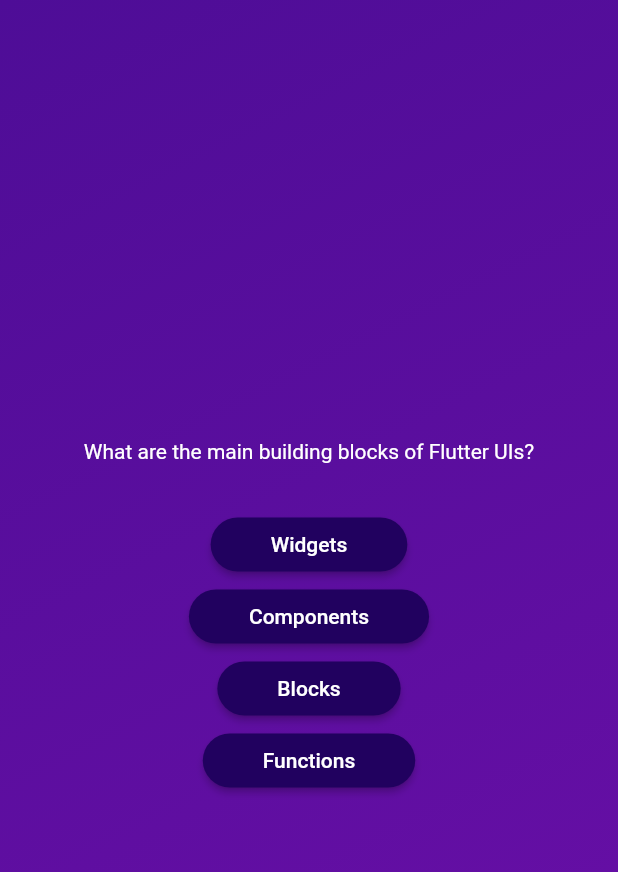
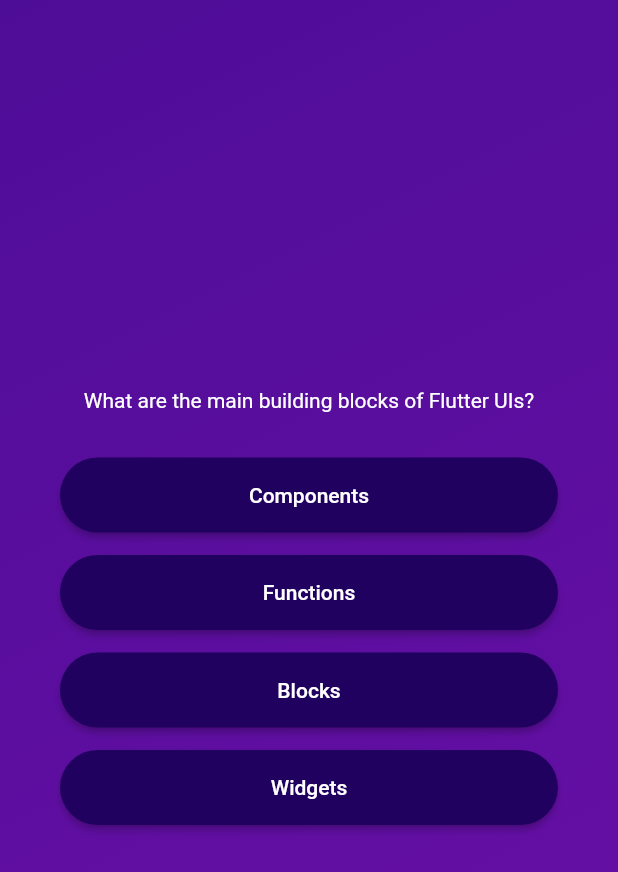
Before and after one commit to lLeoNeedl/quiz_app, a Flutter app: the screen it shows after launch, after a tap on "Start Quiz", on a phone screen of 412 x 824 dp. Shown: the top 872 px of the screen. Run offline on Flutter 3.47's test engine with Material 2 defaults, Android fonts, the phone set to English and light mode, and no system bars.

```diff
--- a/lib/answer_button.dart
+++ b/lib/answer_button.dart
@@ -12,9 +12,12 @@ class AnswerButton extends StatelessWidget {
 
   @override
   Widget build(BuildContext context) {
-    return ElevatedButton(
+    return Container(
+      margin: const EdgeInsets.only(bottom: 15),
+      child: ElevatedButton(
         onPressed: onTap,
         style: ElevatedButton.styleFrom(
+          minimumSize: const Size(double.infinity, 50),
           backgroundColor: const Color.fromARGB(255, 33, 1, 95),
           foregroundColor: Colors.white,
           shape: RoundedRectangleBorder(
@@ -25,7 +28,11 @@ class AnswerButton extends StatelessWidget {
             horizontal: 40,
           ),
         ),
-      child: Text(answerText),
+        child: Text(
+          answerText,
+          textAlign: TextAlign.center,
+        ),
+      ),
     );
   }
 }
--- a/lib/models/quiz_question.dart
+++ b/lib/models/quiz_question.dart
@@ -1,6 +1,12 @@
 class QuizQuestion {
+  const QuizQuestion(this.text, this.answers);
+
   final String text;
   final List<String> answers;
 
-  const QuizQuestion(this.text, this.answers);
+  List<String> getShuffledAnswers() {
+    final shuffledList = List.of(answers);
+    shuffledList.shuffle();
+    return shuffledList;
+  }
 }
--- a/lib/questions_screen.dart
+++ b/lib/questions_screen.dart
@@ -13,26 +13,42 @@ class QuestionsScreen extends StatefulWidget {
 }
 
 class _QuestionsScreenState extends State<QuestionsScreen> {
+  var currentQuestionIndex = 0;
+
+  void answerQuestion() {
+    setState(() {
+      currentQuestionIndex++;
+    });
+  }
+
   @override
   Widget build(BuildContext context) {
-    final currentQuestion = questions[0];
+    final currentQuestion = questions[currentQuestionIndex];
 
     return SizedBox(
       width: double.infinity,
+      child: Container(
+        margin: const EdgeInsets.all(40),
         child: Column(
+          crossAxisAlignment: CrossAxisAlignment.stretch,
           mainAxisAlignment: MainAxisAlignment.center,
           children: [
             Text(
+              textAlign: TextAlign.center,
               currentQuestion.text,
               style: const TextStyle(
                 color: Colors.white,
               ),
             ),
             const SizedBox(height: 30),
-          ...currentQuestion.answers.map(
-            (answer) => AnswerButton(answerText: answer, onTap: () {}),
+            ...currentQuestion.getShuffledAnswers().map(
+                  (answer) => AnswerButton(
+                    answerText: answer,
+                    onTap: answerQuestion,
+                  ),
                 ),
           ],
+        ),
       ),
     );
   }
--- a/pubspec.yaml
+++ b/pubspec.yaml
@@ -9,6 +9,7 @@ environment:
 dependencies:
   flutter:
     sdk: flutter
+  google_fonts: ^5.1.0
 
 dev_dependencies:
   flutter_test:
```
Also changed, not shown: pubspec.lock, 1 other file. Lines whose indentation alone changed are shown as unchanged.
